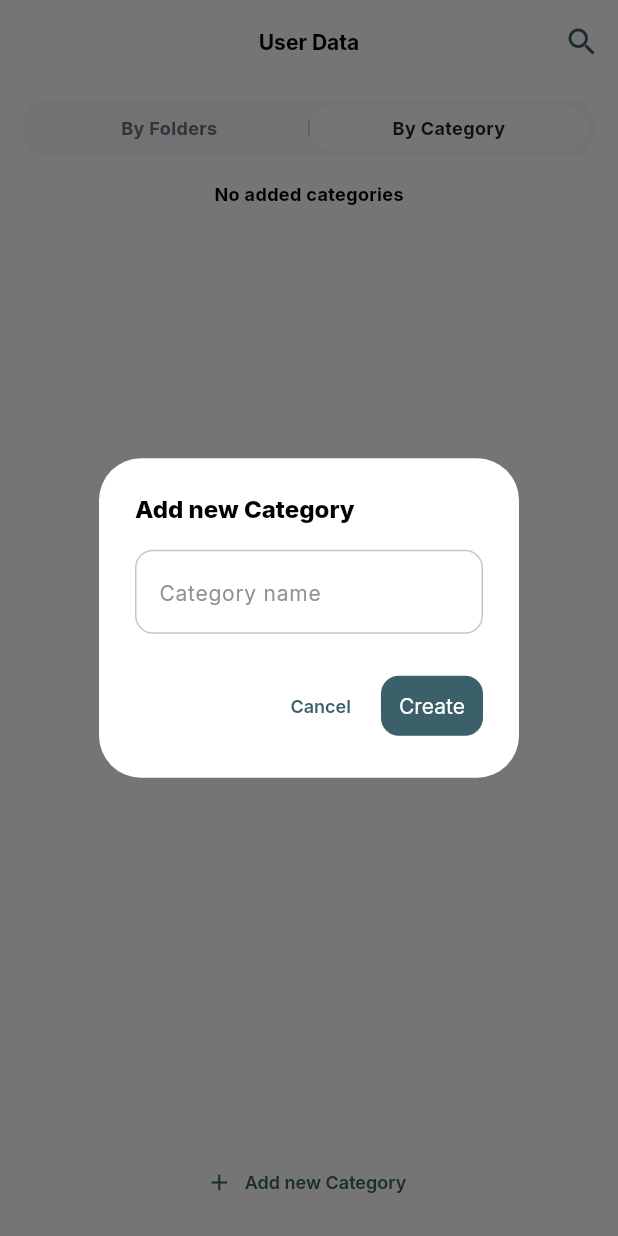
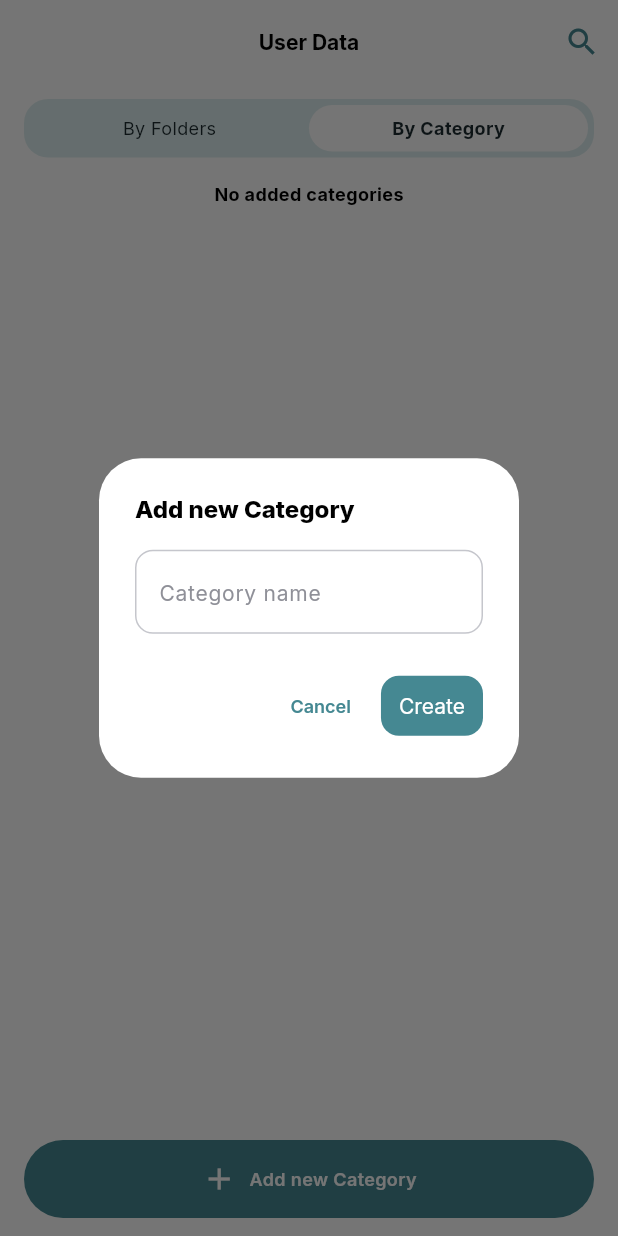
Before and after one commit to Mobile-Innowise-Group/VirtussoftPOC, a Flutter app: the UserDataScreen screen opened directly, after a tap on "By Category", after a tap on "Add new Category", on a phone screen of 412 x 824 dp. Run offline on Flutter 3.47's test engine with Material 3 defaults, Android fonts, the phone set to English and light mode, and no system bars; our stand-ins replace auto_route, bloc, dio, easy_localization, firebase_auth, flutter_bloc and 15 more; missing offline and left inert: cunning_document_scanner, observe_internet_connectivity; accounts and stored records are empty.

Commit message:
Updated UI to match the design

```diff
--- /dev/null
+++ b/core/devtools_options.yaml
@@ -0,0 +1,3 @@
+description: This file stores settings for Dart & Flutter DevTools.
+documentation: https://docs.flutter.dev/tools/devtools/extensions#configure-extension-enablement-states
+extensions:
--- a/core_ui/lib/src/theme/app_colors.dart
+++ b/core_ui/lib/src/theme/app_colors.dart
@@ -3,9 +3,7 @@ import 'package:flutter/material.dart';
 abstract class AppColors {
   factory AppColors.of(BuildContext context) {
     final Brightness brightness = Theme.of(context).brightness;
-    return brightness == Brightness.light
-        ? const LightColors()
-        : const DarkColors();
+    return brightness == Brightness.light ? const LightColors() : const DarkColors();
   }
 
   Color get primaryBg;
@@ -62,13 +60,13 @@ class LightColors implements AppColors {
   Color get border => const Color.fromRGBO(113, 125, 126, 1);
 
   @override
-  Color get primary => const Color.fromRGBO(59, 96, 106, 1);
+  Color get primary => const Color(0xFF458892);
 
   @override
   Color get error => const Color.fromRGBO(220, 47, 2, 1);
 
   @override
-  Color get secondary => const Color.fromRGBO(248, 249, 254, 1);
+  Color get secondary => const Color(0xFFDDEEEF);
 
   @override
   Color get transparent => const Color.fromRGBO(0, 0, 0, 0);
@@ -80,14 +78,14 @@ class LightColors implements AppColors {
   Color get darkIcon => const Color(0xFF8F9098);
 
   @override
-  Color get textSecondary => const Color.fromRGBO(113, 114, 122, 1);
+  Color get textSecondary => const Color(0xFF1C2B30);
 
   @override
-  Color get onSurface => const Color.fromRGBO(31, 32, 36, 1);
+  Color get onSurface => const Color(0xFF1C2B30);
 
   @override
   Color get divider => const Color.fromRGBO(197, 198, 204, 1);
 
   @override
-  Color get unSelectedIcon => const Color.fromRGBO(212, 214, 221, 1);
+  Color get unSelectedIcon => const Color(0xFF1C2B30);
 }
--- /dev/null
+++ b/core_ui/lib/src/widgets/buttons/custom_main_button.dart
@@ -0,0 +1,47 @@
+import 'package:flutter/material.dart';
+
+import '../../../core_ui.dart';
+
+class CustomMainButton extends StatelessWidget {
+  final VoidCallback onPressed;
+  final String text;
+
+  const CustomMainButton({
+    super.key,
+    required this.onPressed,
+    required this.text,
+  });
+
+  @override
+  Widget build(BuildContext context) {
+    return Padding(
+      padding: const EdgeInsets.symmetric(vertical: 12.0),
+      child: GestureDetector(
+        onTap: onPressed,
+        child: Container(
+          decoration: BoxDecoration(
+            color: Theme.of(context).colorScheme.primary,
+            borderRadius: BorderRadius.circular(50),
+          ),
+          padding: const EdgeInsets.symmetric(vertical: 14, horizontal: 20),
+          child: Row(
+            mainAxisAlignment: MainAxisAlignment.center,
+            children: <Widget>[
+              const Icon(
+                Icons.add,
+                color: Colors.white,
+              ),
+              const SizedBox(width: 8),
+              Text(
+                text,
+                style: AppFonts.actionM.copyWith(
+                  color: Colors.white,
+                ),
+              ),
+            ],
+          ),
+        ),
+      ),
+    );
+  }
+}
--- a/core_ui/lib/src/widgets/widgets.dart
+++ b/core_ui/lib/src/widgets/widgets.dart
@@ -6,3 +6,4 @@ export 'dialogs/create_folder_dialog.dart';
 export 'dialogs/share_scan_dialog.dart';
 export 'error_screen.dart';
 export 'loading_screen.dart';
+export 'buttons/custom_main_button.dart';
--- /dev/null
+++ b/devtools_options.yaml
@@ -0,0 +1,3 @@
+description: This file stores settings for Dart & Flutter DevTools.
+documentation: https://docs.flutter.dev/tools/devtools/extensions#configure-extension-enablement-states
+extensions:
--- a/features/document_scan/lib/src/widgets/document_scan_widget.dart
+++ b/features/document_scan/lib/src/widgets/document_scan_widget.dart
@@ -39,8 +39,7 @@ class DocumentScanWidget extends StatelessWidget {
           children: <Widget>[
             SvgPicture.asset(
               'assets/icons/file.svg',
-              colorFilter: ColorFilter.mode(
-                  Theme.of(context).colorScheme.primary, BlendMode.srcIn),
+              colorFilter: ColorFilter.mode(Theme.of(context).colorScheme.primary, BlendMode.srcIn),
               width: 40,
               height: 40,
             ),
--- a/features/user_categories/lib/src/user_categories/user_categories.dart
+++ b/features/user_categories/lib/src/user_categories/user_categories.dart
@@ -44,19 +44,8 @@ class UserCategories extends StatelessWidget {
                       ],
                     ),
             ),
-            Padding(
-              padding: const EdgeInsets.symmetric(vertical: 12.0),
-              child: TextButton.icon(
-                icon: Icon(
-                  Icons.add,
-                  color: Theme.of(context).colorScheme.primary,
-                ),
-                label: Text(
-                  'category.addNewCategory'.tr(),
-                  style: AppFonts.actionM.copyWith(
-                    color: Theme.of(context).colorScheme.primary,
-                  ),
-                ),
+            CustomMainButton(
+              text: 'category.addNewCategory'.tr(),
               onPressed: () {
                 showDialog(
                   context: context,
@@ -78,7 +67,6 @@ class UserCategories extends StatelessWidget {
                 );
               },
             ),
-            )
           ],
         );
       },
--- a/features/user_data/lib/src/user_data_screen.dart
+++ b/features/user_data/lib/src/user_data_screen.dart
@@ -37,8 +37,7 @@ class UserDataScreen extends StatelessWidget implements AutoRouteWrapper {
             createFolderUseCase: appLocator<CreateFolderUseCase>(),
             deleteFolderUseCase: appLocator<DeleteFolderUseCase>(),
             getFoldersUseCase: appLocator<GetPublicFoldersUseCase>(),
-            toggleFolderPrivacyUseCase:
-                appLocator<ToggleFolderPrivacyUseCase>(),
+            toggleFolderPrivacyUseCase: appLocator<ToggleFolderPrivacyUseCase>(),
           ),
         ),
       ],
@@ -80,8 +79,7 @@ class UserDataScreen extends StatelessWidget implements AutoRouteWrapper {
                   padding: const EdgeInsets.all(4.0),
                   decoration: BoxDecoration(
                     color: Theme.of(context).colorScheme.secondary,
-                    borderRadius:
-                        BorderRadius.circular(AppDimens.BORDER_RADIUS_16),
+                    borderRadius: BorderRadius.circular(AppDimens.BORDER_RADIUS_16),
                   ),
                   child: Row(
                     children: <Widget>[
@@ -104,22 +102,16 @@ class UserDataScreen extends StatelessWidget implements AutoRouteWrapper {
                             child: Center(
                               child: Text(
                                 'folder.byFolders'.tr(),
-                                style: AppFonts.headingH5.copyWith(
-                                  color: state == 0
-                                      ? Theme.of(context).colorScheme.onSurface
-                                      : AppColors.of(context).textSecondary,
-                                ),
+                                style: state == 0
+                                    ? AppFonts.headingH5.copyWith(
+                                        color: AppColors.of(context).textSecondary,
+                                      )
+                                    : AppFonts.bodyS.copyWith(
+                                        color: AppColors.of(context).textSecondary,
+                                      ),
                               ),
                             ),
                           ),
-                        ),
-                      ),
-                      Padding(
-                        padding: const EdgeInsets.symmetric(vertical: 10.0),
-                        child: VerticalDivider(
-                          color: AppColors.of(context).divider,
-                          thickness: 1,
-                          width: 1,
                         ),
                       ),
                       Expanded(
@@ -134,17 +126,18 @@ class UserDataScreen extends StatelessWidget implements AutoRouteWrapper {
                               color: state == 1
                                   ? Theme.of(context).colorScheme.surface
                                   : Theme.of(context).colorScheme.secondary,
-                              borderRadius: BorderRadius.circular(
-                                  AppDimens.BORDER_RADIUS_16),
+                              borderRadius: BorderRadius.circular(AppDimens.BORDER_RADIUS_16),
                             ),
                             child: Center(
                               child: Text(
                                 'category.byCategory'.tr(),
-                                style: AppFonts.headingH5.copyWith(
-                                  color: state == 1
-                                      ? Theme.of(context).colorScheme.onSurface
-                                      : AppColors.of(context).textSecondary,
-                                ),
+                                style: state == 1
+                                    ? AppFonts.headingH5.copyWith(
+                                        color: AppColors.of(context).textSecondary,
+                                      )
+                                    : AppFonts.bodyS.copyWith(
+                                        color: AppColors.of(context).textSecondary,
+                                      ),
                               ),
                             ),
                           ),
--- a/features/user_folders/lib/src/user_folders/user_folders.dart
+++ b/features/user_folders/lib/src/user_folders/user_folders.dart
@@ -46,19 +46,8 @@ class UserFolders extends StatelessWidget {
                       ],
                     ),
             ),
-            Padding(
-              padding: const EdgeInsets.symmetric(vertical: 12.0),
-              child: TextButton.icon(
-                icon: Icon(
-                  Icons.add,
-                  color: Theme.of(context).colorScheme.primary,
-                ),
-                label: Text(
-                  'folder.addNewFolder'.tr(),
-                  style: AppFonts.actionM.copyWith(
-                    color: Theme.of(context).colorScheme.primary,
-                  ),
-                ),
+            CustomMainButton(
+              text: 'folder.addNewFolder'.tr(),
               onPressed: () {
                 showDialog(
                   context: context,
@@ -80,7 +69,6 @@ class UserFolders extends StatelessWidget {
                 );
               },
             ),
-            )
           ],
         );
       },
```
Also changed, not shown: core_ui/lib/src/theme/app_images.dart (+9 -1 lines), features/auth/lib/src/widgets/login_screen_content.dart (+7 -12 lines), features/home_page/lib/src/home_screen.dart (+83 -32 lines), features/private_folders/lib/src/private_folders_screen.dart (+5 -15 lines), assets/icons/data.svg, assets/icons/file.svg, assets/icons/folder.svg, assets/icons/private.svg, assets/icons/profile.svg, assets/icons/scan.svg, core/lib/src/localization/generated/codegen_loader.g.dart (added), features/scanner/lib/scanner.gr.dart. Lines whose indentation alone changed are shown as unchanged.
